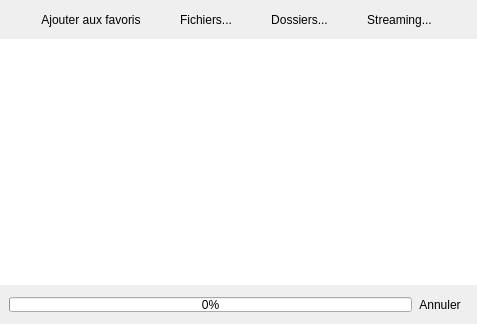
First picture: the form in src/opener.ui, repository RxLaboratory/Dumep, before the edit.
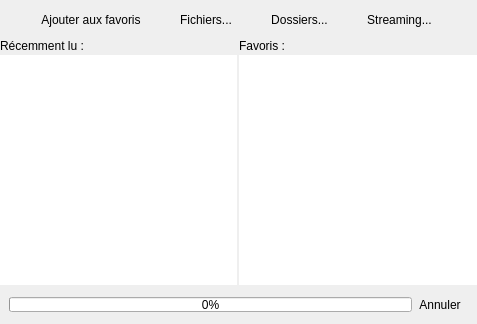
Second picture: the form after the edit. Icons and pictures are not drawn.

The edit to the form file:
```diff
--- a/src/opener.ui
+++ b/src/opener.ui
@@ -35,7 +35,7 @@
   <property name="modal">
    <bool>true</bool>
   </property>
-  <layout class="QVBoxLayout" name="verticalLayout">
+  <layout class="QVBoxLayout" name="verticalLayout_3">
    <property name="spacing">
     <number>0</number>
    </property>
@@ -156,6 +156,47 @@
     </widget>
    </item>
    <item>
+    <layout class="QHBoxLayout" name="horizontalLayout_2">
+     <property name="spacing">
+      <number>2</number>
+     </property>
+     <item>
+      <layout class="QVBoxLayout" name="verticalLayout_2">
+       <item>
+        <widget class="QLabel" name="label_2">
+         <property name="text">
+          <string>Récemment lu :</string>
+         </property>
+        </widget>
+       </item>
+       <item>
+        <widget class="QListWidget" name="recentList">
+         <property name="frameShape">
+          <enum>QFrame::NoFrame</enum>
+         </property>
+         <property name="alternatingRowColors">
+          <bool>true</bool>
+         </property>
+         <property name="selectionMode">
+          <enum>QAbstractItemView::ExtendedSelection</enum>
+         </property>
+         <property name="selectionBehavior">
+          <enum>QAbstractItemView::SelectRows</enum>
+         </property>
+        </widget>
+       </item>
+      </layout>
+     </item>
+     <item>
+      <layout class="QVBoxLayout" name="verticalLayout">
+       <item>
+        <widget class="QLabel" name="label">
+         <property name="text">
+          <string>Favoris :</string>
+         </property>
+        </widget>
+       </item>
+       <item>
     <widget class="QListWidget" name="favsList">
      <property name="frameShape">
       <enum>QFrame::NoFrame</enum>
@@ -170,6 +211,10 @@
       <enum>QAbstractItemView::SelectRows</enum>
      </property>
     </widget>
+       </item>
+      </layout>
+     </item>
+    </layout>
    </item>
    <item>
     <widget class="QWidget" name="progressWidget" native="true">
```
Lines whose indentation alone changed are shown as unchanged.
